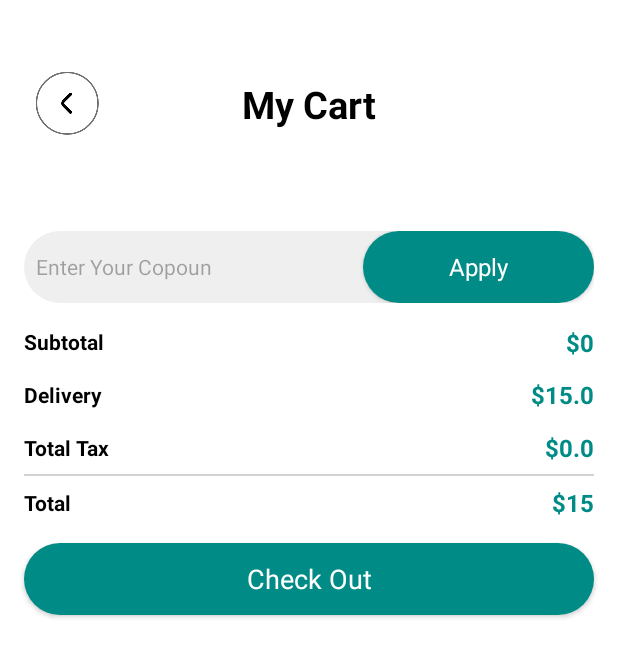
After one commit to trantuan1324/Online-Pet-Shop, an Android app: the CartActivity screen opened directly, with no data from a screen before it, on a phone screen of 412 x 824 dp. The commit adds this screen. Shown: the top 657 px of the screen. Run offline under Robolectric (Android 15) with nearby library versions, the phone set to English and light mode, and no system bars; our stand-ins replace CircleImageView; pictures from the network do not load.

Commit message:
feat:add to cart

```diff
--- a/app/src/main/AndroidManifest.xml
+++ b/app/src/main/AndroidManifest.xml
@@ -12,6 +12,9 @@
         android:supportsRtl="true"
         android:theme="@style/Theme.OnlineShop"
         tools:targetApi="31">
+        <activity
+            android:name=".activities.CartActivity"
+            android:exported="false" />
         <activity
             android:name=".activities.DetailActivity"
             android:exported="false" />
--- /dev/null
+++ b/app/src/main/java/com/rabbyte/onlineshop/activities/CartActivity.kt
@@ -0,0 +1,64 @@
+package com.rabbyte.onlineshop.activities
+
+import android.os.Bundle
+import androidx.activity.enableEdgeToEdge
+import androidx.appcompat.app.AppCompatActivity
+import androidx.core.view.ViewCompat
+import androidx.core.view.WindowInsetsCompat
+import androidx.recyclerview.widget.LinearLayoutManager
+import com.rabbyte.onlineshop.R
+import com.rabbyte.onlineshop.adapters.CartAdapter
+import com.rabbyte.onlineshop.databinding.ActivityCartBinding
+import com.rabbyte.onlineshop.helpers.ChangeNumberItemsListener
+import com.rabbyte.onlineshop.helpers.ManagementCart
+
+class CartActivity : BaseActivity() {
+
+    private lateinit var binding: ActivityCartBinding
+    private lateinit var managementCart: ManagementCart
+    private var tax: Double = 0.0
+
+    override fun onCreate(savedInstanceState: Bundle?) {
+        super.onCreate(savedInstanceState)
+        binding = ActivityCartBinding.inflate(layoutInflater)
+        setContentView(binding.root)
+
+        managementCart = ManagementCart(this)
+
+        setVariable()
+        initCartList()
+        calculateCart()
+    }
+
+    private fun calculateCart() {
+        val percentTax = 0.02
+        val delivery = 15.0
+        tax = Math.round(managementCart.getTotalFee() * percentTax * 100) / 100.0
+        val total = Math.round((managementCart.getTotalFee() + tax + delivery) * 100) / 100
+        val itemTotal = Math.round(managementCart.getTotalFee() * 100) / 100
+
+
+        with(binding) {
+            totalFeeTxt.text = baseContext.getString(R.string.dollar_sign, itemTotal.toString())
+            taxTxt.text = baseContext.getString(R.string.dollar_sign, tax.toString())
+            deliveryTxt.text = baseContext.getString(R.string.dollar_sign, delivery.toString())
+            totalTxt.text = baseContext.getString(R.string.dollar_sign, total.toString())
+        }
+    }
+
+    private fun initCartList() {
+        binding.cartView.apply {
+            layoutManager = LinearLayoutManager(this@CartActivity, LinearLayoutManager.VERTICAL, false)
+            adapter = CartAdapter(managementCart.getListCart(), this@CartActivity,
+                object : ChangeNumberItemsListener {
+                    override fun onChanged() {
+                        calculateCart()
+                    }
+                })
+        }
+    }
+
+    private fun setVariable() {
+        binding.backBtn.setOnClickListener { finish() }
+    }
+}
--- a/app/src/main/java/com/rabbyte/onlineshop/activities/DetailActivity.kt
+++ b/app/src/main/java/com/rabbyte/onlineshop/activities/DetailActivity.kt
@@ -75,7 +75,7 @@ class DetailActivity : BaseActivity() {
 
             backBtn.setOnClickListener { finish() }
             binding.cartBtn.setOnClickListener {
-
+                startActivity(Intent(this@DetailActivity, CartActivity::class.java))
             }
 
             Glide.with(this@DetailActivity)
--- a/app/src/main/java/com/rabbyte/onlineshop/activities/MainActivity.kt
+++ b/app/src/main/java/com/rabbyte/onlineshop/activities/MainActivity.kt
@@ -1,5 +1,6 @@
 package com.rabbyte.onlineshop.activities
 
+import android.content.Intent
 import android.os.Bundle
 import android.view.View
 import androidx.recyclerview.widget.GridLayoutManager
@@ -27,6 +28,11 @@ class MainActivity : BaseActivity() {
         initBanners()
         initCategory()
         initBestSeller()
+        setUpBottomNav()
+    }
+
+    private fun setUpBottomNav() {
+        binding.cartBtn.setOnClickListener { startActivity(Intent(this, CartActivity::class.java)) }
     }
 
     private fun initBestSeller() {
--- a/app/src/main/java/com/rabbyte/onlineshop/adapters/PicListAdapter.kt
+++ b/app/src/main/java/com/rabbyte/onlineshop/adapters/PicListAdapter.kt
@@ -43,6 +43,10 @@ class PicListAdapter(
             // cho cả item cũ được chọn (lastSelectedPos) và item mới được chọn (selectedPos).
             notifyItemChanged(lastSelectedPos)
             notifyItemChanged(selectedPos)
+
+            Glide.with(holder.itemView.context)
+                .load(items[position])
+                .into(picMain)
         }
 
         // Kiểm tra vị trí item hiện tại (position) có trùng với vị trí item đang được chọn (selectedPos) không.
--- a/app/src/main/java/com/rabbyte/onlineshop/adapters/SizeListAdapter.kt
+++ b/app/src/main/java/com/rabbyte/onlineshop/adapters/SizeListAdapter.kt
@@ -8,12 +8,12 @@ import com.rabbyte.onlineshop.R
 import com.rabbyte.onlineshop.databinding.ViewholderSizeBinding
 
 class SizeListAdapter(
-    val items: List<String>
+    private val items: List<String>
 ) : RecyclerView.Adapter<SizeListAdapter.SizeListViewHolder>() {
 
+    private var selectedPos = -1
+    private var lastSelectedPos = -1
     private lateinit var context: Context
-    private var lastSelectedPos = -1
-    private var selectedPos = -1
 
     inner class SizeListViewHolder(val binding: ViewholderSizeBinding) : RecyclerView.ViewHolder(binding.root)
 
--- /dev/null
+++ b/app/src/main/res/layout/activity_cart.xml
@@ -0,0 +1,223 @@
+<?xml version="1.0" encoding="utf-8"?>
+<androidx.constraintlayout.widget.ConstraintLayout xmlns:android="http://schemas.android.com/apk/res/android"
+    xmlns:app="http://schemas.android.com/apk/res-auto"
+    xmlns:tools="http://schemas.android.com/tools"
+    android:id="@+id/main"
+    android:background="@color/white"
+    android:layout_width="match_parent"
+    android:layout_height="match_parent"
+    tools:context=".activities.CartActivity">
+
+    <TextView
+        android:id="@+id/emptyTxt"
+        android:layout_width="wrap_content"
+        android:layout_height="wrap_content"
+        android:text="@string/your_cart_is_empty"
+        android:visibility="gone"
+        app:layout_constraintBottom_toBottomOf="parent"
+        app:layout_constraintEnd_toEndOf="parent"
+        app:layout_constraintStart_toStartOf="parent"
+        app:layout_constraintTop_toTopOf="parent" />
+
+    <ScrollView
+        android:layout_width="match_parent"
+        android:layout_height="match_parent">
+
+        <LinearLayout
+            android:layout_width="match_parent"
+            android:layout_height="wrap_content"
+            android:orientation="vertical" >
+
+            <androidx.constraintlayout.widget.ConstraintLayout
+                android:layout_width="match_parent"
+                android:layout_height="match_parent"
+                android:paddingTop="48dp">
+
+                <ImageView
+                    android:id="@+id/backBtn"
+                    android:layout_width="wrap_content"
+                    android:layout_height="wrap_content"
+                    android:layout_marginStart="24dp"
+                    app:layout_constraintStart_toStartOf="parent"
+                    app:layout_constraintTop_toTopOf="parent"
+                    app:srcCompat="@drawable/back"
+                    android:contentDescription="@string/description" />
+
+                <TextView
+                    android:id="@+id/textView11"
+                    android:layout_width="wrap_content"
+                    android:layout_height="wrap_content"
+                    android:text="@string/my_cart"
+                    android:textStyle="bold"
+                    android:textColor="@color/black"
+                    android:textSize="25sp"
+                    app:layout_constraintBottom_toBottomOf="@+id/backBtn"
+                    app:layout_constraintEnd_toEndOf="parent"
+                    app:layout_constraintStart_toStartOf="parent"
+                    app:layout_constraintTop_toTopOf="@+id/backBtn" />
+            </androidx.constraintlayout.widget.ConstraintLayout>
+
+            <androidx.recyclerview.widget.RecyclerView
+                android:id="@+id/cartView"
+                android:layout_width="match_parent"
+                android:layout_height="match_parent"
+                android:layout_margin="16dp"/>
+
+            <LinearLayout
+                android:layout_width="match_parent"
+                android:layout_height="48dp"
+                android:layout_marginStart="16dp"
+                android:layout_marginEnd="16dp"
+                android:layout_marginTop="32dp"
+                android:background="@drawable/grey_bg2"
+                android:orientation="horizontal">
+
+                <EditText
+                    android:id="@+id/copounEdt"
+                    android:layout_width="wrap_content"
+                    android:layout_height="match_parent"
+                    android:paddingStart="8dp"
+                    android:layout_weight="1"
+                    android:textSize="14sp"
+                    android:ems="10"
+                    android:inputType="text"
+                    android:hint="@string/enter_your_copoun"
+                    android:background="#00ffffff"
+                    android:autofillHints="name" />
+
+                <androidx.appcompat.widget.AppCompatButton
+                    style="@android:style/Widget.Button"
+                    android:background="@drawable/green_bg"
+                    android:textColor="@color/white"
+                    android:textSize="16sp"
+                    android:id="@+id/applyCopoun"
+                    android:layout_width="wrap_content"
+                    android:layout_height="48dp"
+                    android:layout_weight="1"
+                    android:text="Apply" />
+            </LinearLayout>
+
+            <androidx.constraintlayout.widget.ConstraintLayout
+                android:layout_width="match_parent"
+                android:layout_height="wrap_content"
+                android:layout_margin="16dp">
+
+                <TextView
+                    android:id="@+id/textView12"
+                    android:layout_width="wrap_content"
+                    android:layout_height="wrap_content"
+                    android:text="Subtotal"
+                    android:textColor="@color/black"
+                    android:textStyle="bold"
+                    app:layout_constraintStart_toStartOf="parent"
+                    app:layout_constraintTop_toTopOf="parent" />
+
+                <TextView
+                    android:id="@+id/textView14"
+                    android:layout_width="wrap_content"
+                    android:layout_height="wrap_content"
+                    android:layout_marginTop="16dp"
+                    android:text="Delivery"
+                    android:textColor="@color/black"
+                    android:textStyle="bold"
+                    app:layout_constraintStart_toStartOf="parent"
+                    app:layout_constraintTop_toBottomOf="@+id/textView12" />
+
+                <TextView
+                    android:id="@+id/textView15"
+                    android:layout_width="wrap_content"
+                    android:layout_height="wrap_content"
+                    android:layout_marginTop="16dp"
+                    android:text="Total Tax"
+                    android:textColor="@color/black"
+                    android:textStyle="bold"
+                    app:layout_constraintStart_toStartOf="parent"
+                    app:layout_constraintTop_toBottomOf="@+id/textView14" />
+
+                <TextView
+                    android:id="@+id/totalFeeTxt"
+                    android:layout_width="wrap_content"
+                    android:layout_height="wrap_content"
+                    android:text="$-"
+                    android:textColor="@color/green"
+                    android:textSize="16sp"
+                    android:textStyle="bold"
+                    app:layout_constraintBottom_toBottomOf="@+id/textView12"
+                    app:layout_constraintEnd_toEndOf="parent"
+                    app:layout_constraintTop_toTopOf="@+id/textView12" />
+
+                <TextView
+                    android:id="@+id/deliveryTxt"
+                    android:layout_width="wrap_content"
+                    android:layout_height="wrap_content"
+                    android:text="$-"
+                    android:textColor="@color/green"
+                    android:textSize="16sp"
+                    android:textStyle="bold"
+                    app:layout_constraintBottom_toBottomOf="@+id/textView14"
+                    app:layout_constraintEnd_toEndOf="parent"
+                    app:layout_constraintTop_toTopOf="@+id/textView14" />
+
+                <TextView
+                    android:id="@+id/taxTxt"
+                    android:layout_width="wrap_content"
+                    android:layout_height="wrap_content"
+                    android:text="$-"
+                    android:textColor="@color/green"
+                    android:textSize="16sp"
+                    android:textStyle="bold"
+                    app:layout_constraintBottom_toBottomOf="@+id/textView15"
+                    app:layout_constraintEnd_toEndOf="parent"
+                    app:layout_constraintTop_toTopOf="@+id/textView15" />
+
+                <View
+                    android:id="@+id/view"
+                    android:layout_width="wrap_content"
+                    android:background="#D2D2D2"
+                    android:layout_height="1dp"
+                    android:layout_marginTop="8dp"
+                    app:layout_constraintEnd_toEndOf="parent"
+                    app:layout_constraintStart_toStartOf="parent"
+                    app:layout_constraintTop_toBottomOf="@+id/textView15" />
+
+                <TextView
+                    android:id="@+id/textView20"
+                    android:layout_width="wrap_content"
+                    android:layout_height="wrap_content"
+                    android:layout_marginTop="8dp"
+                    android:text="Total"
+                    android:textColor="@color/black"
+                    android:textStyle="bold"
+                    app:layout_constraintStart_toStartOf="parent"
+                    app:layout_constraintTop_toBottomOf="@+id/view" />
+
+                <TextView
+                    android:id="@+id/totalTxt"
+                    android:layout_width="wrap_content"
+                    android:layout_height="wrap_content"
+                    android:text="$-"
+                    android:textColor="@color/green"
+                    android:textSize="16sp"
+                    android:textStyle="bold"
+                    app:layout_constraintBottom_toBottomOf="@+id/textView20"
+                    app:layout_constraintEnd_toEndOf="parent"
+                    app:layout_constraintTop_toTopOf="@+id/textView20" />
+
+            </androidx.constraintlayout.widget.ConstraintLayout>
+
+            <androidx.appcompat.widget.AppCompatButton
+                android:id="@+id/checkOutBtn"
+                android:background="@drawable/green_bg"
+                style="@android:style/Widget.Button"
+                android:textColor="@color/white"
+                android:layout_width="match_parent"
+                android:layout_height="wrap_content"
+                android:layout_marginStart="16dp"
+                android:layout_marginEnd="16dp"
+                android:layout_marginBottom="16dp"
+                android:text="Check Out"
+                android:textSize="18sp"/>
+
+        </LinearLayout>
+    </ScrollView>
+</androidx.constraintlayout.widget.ConstraintLayout>
--- a/app/src/main/res/values/strings.xml
+++ b/app/src/main/res/values/strings.xml
@@ -10,4 +10,9 @@
     <string name="select_size">Select Size</string>
     <string name="seller">Seller</string>
     <string name="rating">%1$s Rating</string>
+    <string name="your_cart_is_empty">Your Cart is Empty</string>
+    <string name="my_cart">My Cart</string>
+    <string name="enter_your_copoun">Enter Your Copoun</string>
+    <string name="plus">+</string>
+    <string name="minus">-</string>
 </resources>
```
Also changed, not shown: app/src/main/java/com/rabbyte/onlineshop/adapters/CartAdapter.kt (added, +66 -0 lines), app/src/main/java/com/rabbyte/onlineshop/model/ItemsModel.kt (+6 -2 lines), app/src/main/res/layout/viewholder_cart.xml (added, +98 -0 lines).
